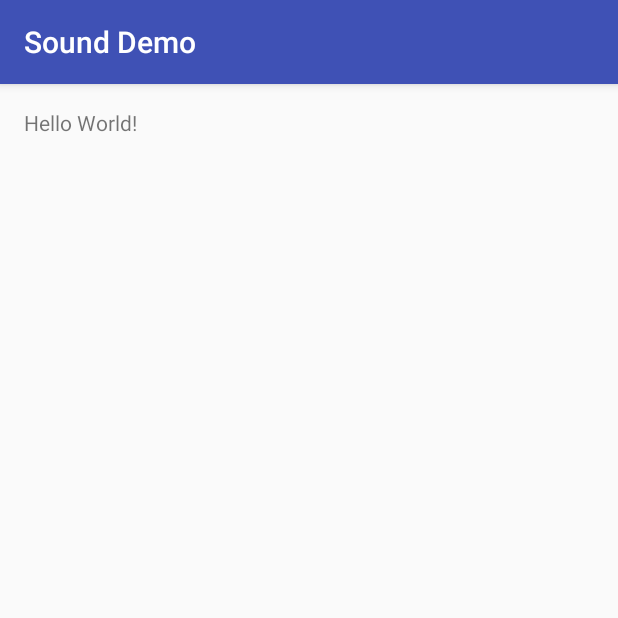
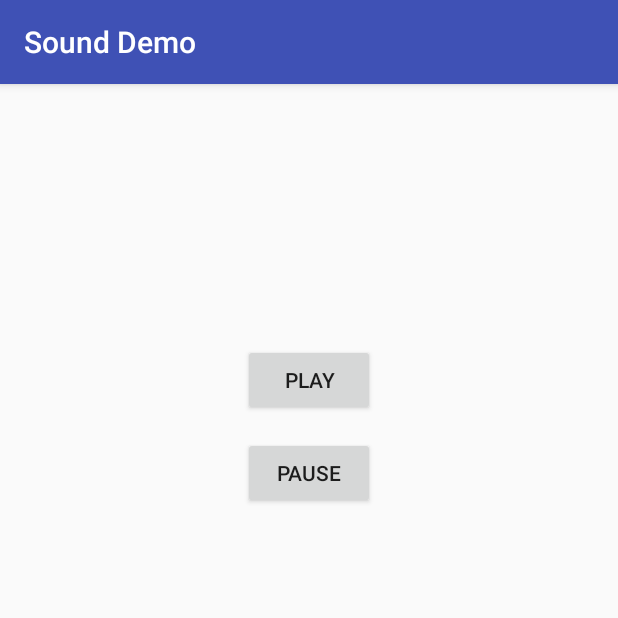
Before and after one commit to 4everstudent/SoundDemo, an Android app: the screen it shows after launch (MainActivity), on a phone screen of 412 x 824 dp, the top half of it. Run offline under Robolectric (Android 15) with nearby library versions, the phone set to English and light mode, and no system bars.

Commit message:
Add Play and Pause buttons and functions.

```diff
--- a/app/src/main/java/a4everstudent/sounddemo/MainActivity.java
+++ b/app/src/main/java/a4everstudent/sounddemo/MainActivity.java
@@ -1,18 +1,33 @@
 package a4everstudent.sounddemo;
 
 import android.media.MediaPlayer;
+import android.os.Bundle;
 import android.support.v7.app.AppCompatActivity;
-import android.os.Bundle;
+import android.view.View;
 
 public class MainActivity extends AppCompatActivity {
 
+    MediaPlayer mplayer;
+
+    public void playAudio(View view){
+
+        mplayer.start();
+
+    }
+
+    public void pauseAudio(View view){
+
+        mplayer.pause();
+
+    }
     @Override
     protected void onCreate(Bundle savedInstanceState) {
         super.onCreate(savedInstanceState);
         setContentView(R.layout.activity_main);
 
-        MediaPlayer mPlayer = MediaPlayer.create(this, R.raw.looperman_slapjohnson);
+        mplayer = MediaPlayer.create(this, R.raw.looperman_slapjohnson);
 
-        mPlayer.start();
+
+
     }
 }
--- a/app/src/main/res/layout/activity_main.xml
+++ b/app/src/main/res/layout/activity_main.xml
@@ -10,8 +10,24 @@
     android:paddingTop="@dimen/activity_vertical_margin"
     tools:context="a4everstudent.sounddemo.MainActivity">
 
-    <TextView
+    <Button
+        android:text="PAUSE"
         android:layout_width="wrap_content"
         android:layout_height="wrap_content"
-        android:text="Hello World!" />
+        android:layout_marginTop="14dp"
+        android:id="@+id/pauseButton"
+        android:layout_below="@+id/playButton"
+        android:layout_alignLeft="@+id/playButton"
+        android:layout_alignStart="@+id/playButton"
+        android:onClick="pauseAudio" />
+
+    <Button
+        android:text="PLAY"
+        android:layout_width="wrap_content"
+        android:layout_height="wrap_content"
+        android:id="@+id/playButton"
+        android:onClick="playAudio"
+        android:layout_alignParentTop="true"
+        android:layout_centerHorizontal="true"
+        android:layout_marginTop="157dp" />
 </RelativeLayout>
```
